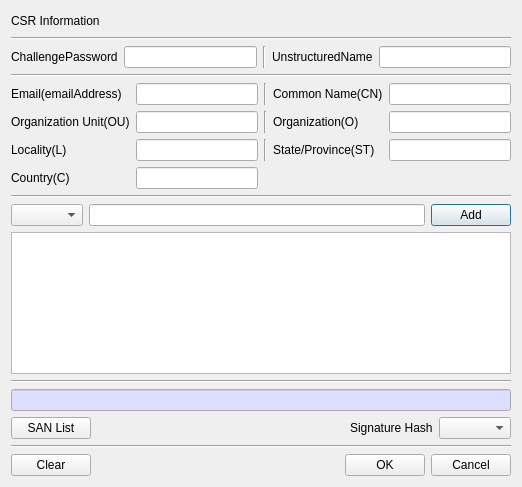
Qt form BerEditor/make_csr_dlg.ui (jykim74/BerEditor) before a commit.
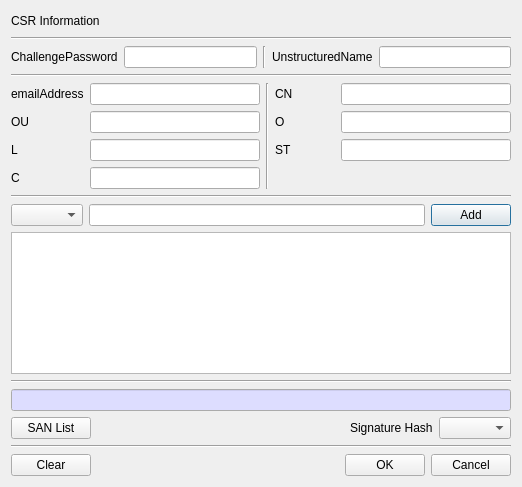
The same form after that commit.

```diff
--- a/BerEditor/make_csr_dlg.ui
+++ b/BerEditor/make_csr_dlg.ui
@@ -111,7 +111,7 @@
      <item row="0" column="0">
       <widget class="QLabel" name="label_3">
        <property name="text">
-        <string>Email(emailAddress)</string>
+        <string>emailAddress</string>
        </property>
       </widget>
      </item>
@@ -121,14 +121,7 @@
      <item row="1" column="0">
       <widget class="QLabel" name="label_5">
        <property name="text">
-        <string>Organization Unit(OU)</string>
-       </property>
-      </widget>
-     </item>
-     <item row="1" column="2">
-      <widget class="Line" name="line_7">
-       <property name="orientation">
-        <enum>Qt::Vertical</enum>
+        <string>OU</string>
        </property>
       </widget>
      </item>
@@ -137,34 +130,40 @@
      </item>
      <item row="0" column="3">
       <widget class="QLabel" name="label_2">
-       <property name="text">
-        <string>Common Name(CN)</string>
+       <property name="minimumSize">
+        <size>
+         <width>60</width>
+         <height>0</height>
+        </size>
        </property>
-      </widget>
-     </item>
-     <item row="0" column="2">
-      <widget class="Line" name="line_6">
-       <property name="orientation">
-        <enum>Qt::Vertical</enum>
+       <property name="text">
+        <string>CN</string>
        </property>
       </widget>
      </item>
      <item row="2" column="0">
       <widget class="QLabel" name="label_6">
        <property name="text">
-        <string>Locality(L)</string>
+        <string>L</string>
        </property>
       </widget>
      </item>
      <item row="1" column="3">
       <widget class="QLabel" name="label_4">
        <property name="text">
-        <string>Organization(O)</string>
+        <string>O</string>
        </property>
       </widget>
      </item>
      <item row="0" column="1">
-      <widget class="QLineEdit" name="mEMAILADDRESSText"/>
+      <widget class="QLineEdit" name="mEMAILADDRESSText">
+       <property name="minimumSize">
+        <size>
+         <width>60</width>
+         <height>0</height>
+        </size>
+       </property>
+      </widget>
      </item>
      <item row="2" column="1">
       <widget class="QLineEdit" name="mLText"/>
@@ -172,22 +171,22 @@
      <item row="2" column="3">
       <widget class="QLabel" name="label_7">
        <property name="text">
-        <string>State/Province(ST)</string>
+        <string>ST</string>
        </property>
       </widget>
      </item>
      <item row="3" column="0">
       <widget class="QLabel" name="label_8">
        <property name="text">
-        <string>Country(C)</string>
+        <string>C</string>
        </property>
       </widget>
      </item>
      <item row="3" column="1">
       <widget class="QLineEdit" name="mCText"/>
      </item>
-     <item row="2" column="2">
-      <widget class="Line" name="line_8">
+     <item row="0" column="2" rowspan="4">
+      <widget class="Line" name="line_6">
        <property name="orientation">
         <enum>Qt::Vertical</enum>
        </property>
```
